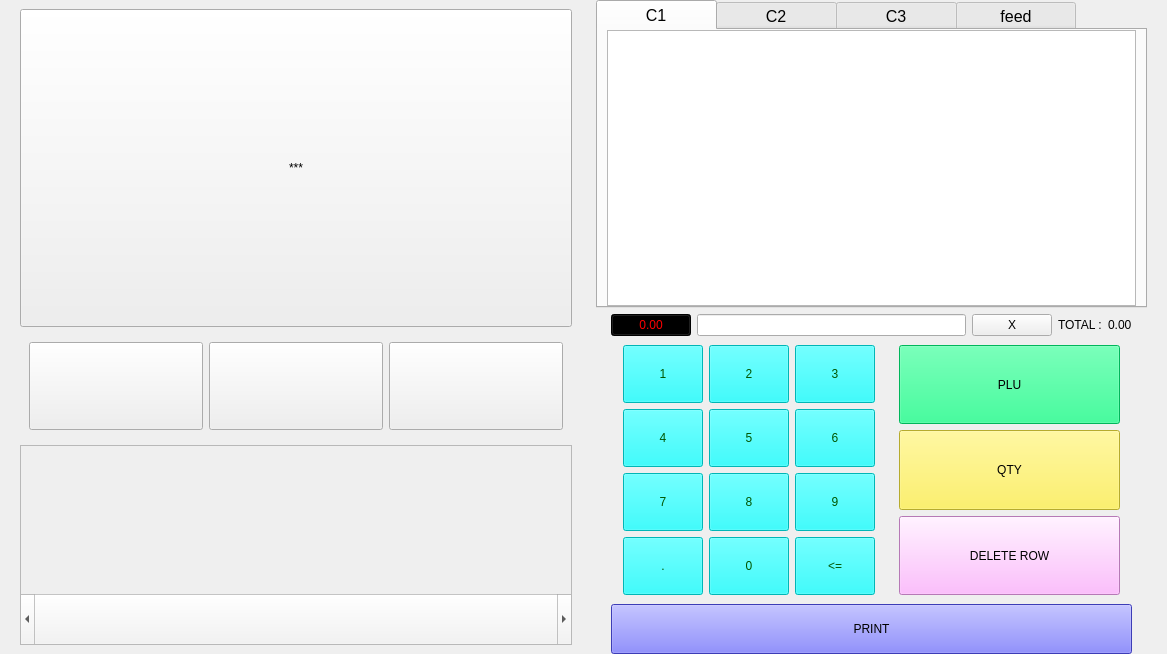
Qt form common_support/ui/UI.ui (fazalfzl/choice) before a commit.
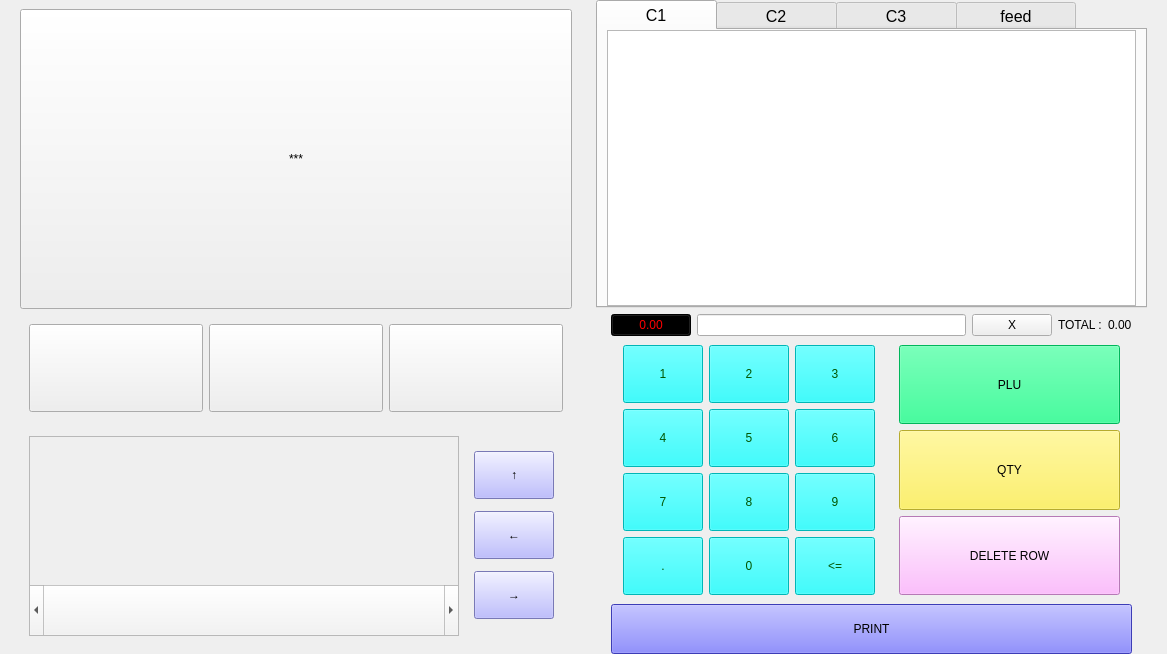
The same form after that commit.

Patch:
```diff
--- a/common_support/ui/UI.ui
+++ b/common_support/ui/UI.ui
@@ -85,6 +85,9 @@
        </widget>
       </item>
       <item row="2" column="0">
+       <widget class="QWidget" name="widget_10" native="true">
+        <layout class="QGridLayout" name="gridLayout_14">
+         <item row="0" column="0">
        <widget class="QScrollArea" name="scrollArea">
         <property name="sizePolicy">
          <sizepolicy hsizetype="Expanding" vsizetype="Maximum">
@@ -124,7 +127,7 @@
           <rect>
            <x>0</x>
            <y>0</y>
-           <width>562</width>
+              <width>478</width>
            <height>148</height>
           </rect>
          </property>
@@ -137,6 +140,60 @@
           </property>
          </layout>
         </widget>
+          </widget>
+         </item>
+         <item row="0" column="1">
+          <widget class="QWidget" name="widget_11" native="true">
+           <property name="styleSheet">
+            <string notr="true">QPushButton {    width: 40px; height: 40px;
+background-color: rgb(170, 170, 255) ;
+font: 81 24pt &quot;Rockwell Extra Bold&quot;;
+}</string>
+           </property>
+           <layout class="QGridLayout" name="gridLayout_16">
+            <item row="0" column="0">
+             <widget class="QPushButton" name="PB_up_arrow">
+              <property name="sizePolicy">
+               <sizepolicy hsizetype="Maximum" vsizetype="Fixed">
+                <horstretch>0</horstretch>
+                <verstretch>0</verstretch>
+               </sizepolicy>
+              </property>
+              <property name="text">
+               <string>↑</string>
+              </property>
+             </widget>
+            </item>
+            <item row="1" column="0">
+             <widget class="QPushButton" name="PB_left_arrow">
+              <property name="sizePolicy">
+               <sizepolicy hsizetype="Maximum" vsizetype="Fixed">
+                <horstretch>0</horstretch>
+                <verstretch>0</verstretch>
+               </sizepolicy>
+              </property>
+              <property name="text">
+               <string>←</string>
+              </property>
+             </widget>
+            </item>
+            <item row="2" column="0">
+             <widget class="QPushButton" name="PB_right_arrow">
+              <property name="sizePolicy">
+               <sizepolicy hsizetype="Maximum" vsizetype="Fixed">
+                <horstretch>0</horstretch>
+                <verstretch>0</verstretch>
+               </sizepolicy>
+              </property>
+              <property name="text">
+               <string>→</string>
+              </property>
+             </widget>
+            </item>
+           </layout>
+          </widget>
+         </item>
+        </layout>
        </widget>
       </item>
      </layout>
```
Left out of the diff: 26 changed lines with no effect on the pictures. Lines whose indentation alone changed are shown as unchanged.
